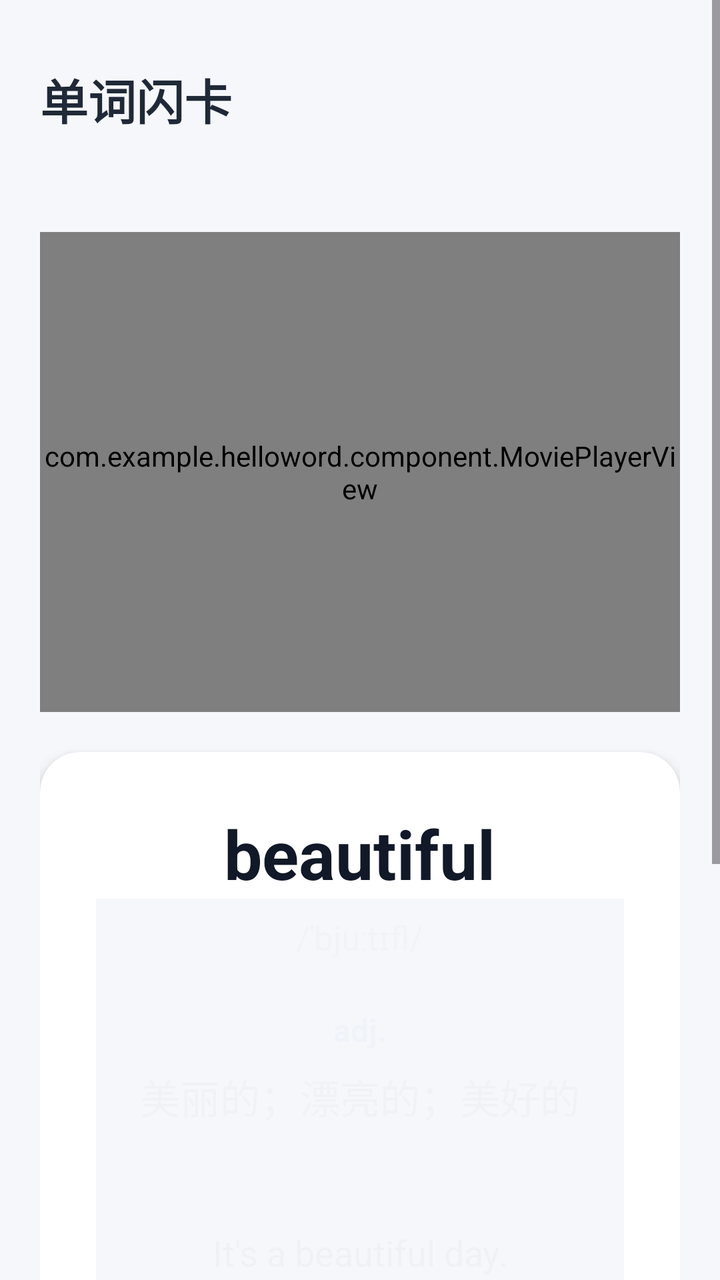
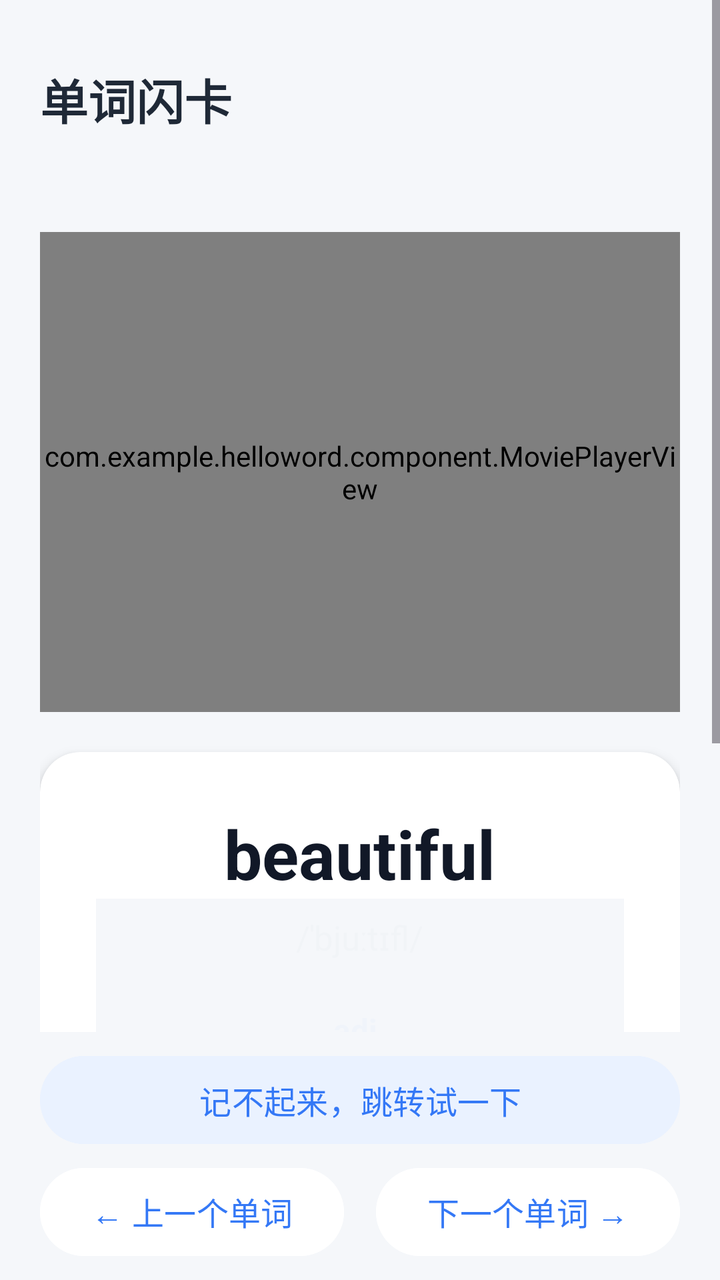

Compare the two renders of this Android layout. The source of the first and the diff that turns it into the second are given below.
<!-- AndroidManifest.xml: application theme Theme.HelloWord -->
<!-- res/layout/word_flashcard.xml -->
<?xml version="1.0" encoding="utf-8"?>
<ScrollView
    xmlns:android="http://schemas.android.com/apk/res/android"
    android:layout_width="match_parent"
    android:layout_height="match_parent"
    android:background="#F5F7FA"
    android:fillViewport="true">

    <LinearLayout
        android:layout_width="match_parent"
        android:layout_height="wrap_content"
        android:orientation="vertical"
        android:padding="20dp">

        
        
        
        <TextView
            android:layout_width="wrap_content"
            android:layout_height="wrap_content"
            android:text="单词闪卡"
            android:textSize="24sp"
            android:textStyle="bold"
            android:textColor="#1F2937"
            android:layout_marginTop="12dp"
            android:layout_marginBottom="18dp" />


        
        <TextView
            android:id="@+id/tvFlashcardProgress"
            android:layout_width="match_parent"
            android:layout_height="wrap_content"
            android:layout_marginBottom="12dp"
            android:textColor="#6B7280"
            android:textSize="14sp" />

        
        


        
        
        
        <com.example.helloword.component.MoviePlayerView
            android:id="@+id/moviePlayer"
            android:layout_width="match_parent"
            android:layout_height="240dp" />

        <LinearLayout
            android:layout_width="match_parent"
            android:layout_height="wrap_content"
            android:layout_marginTop="20dp"
            android:background="@drawable/bg_word_card"
            android:elevation="4dp"
            android:clipToOutline="true"
            android:gravity="center_horizontal"
            android:orientation="vertical"
            android:padding="28dp">

                
                <TextView
                    android:id="@+id/tvWord"
                    android:layout_width="wrap_content"
                    android:layout_height="wrap_content"
                    android:text="beautiful"
                    android:textColor="#111827"
                    android:textSize="34sp"
                    android:textStyle="bold" />

            <FrameLayout
                android:layout_width="match_parent"
                android:layout_height="wrap_content">

                <LinearLayout
                    android:id="@+id/wordCardContent"
                    android:layout_width="match_parent"
                    android:layout_height="wrap_content"
                    android:gravity="center_horizontal"
                    android:orientation="vertical">

                
                <TextView
                    android:id="@+id/tvPhonetic"
                    android:layout_width="wrap_content"
                    android:layout_height="wrap_content"
                    android:layout_marginTop="8dp"
                    android:text="/ˈbjuːtɪfl/"
                    android:textColor="#6B7280"
                    android:textSize="17sp" />

                
                <TextView
                    android:id="@+id/tvPos"
                    android:layout_width="wrap_content"
                    android:layout_height="wrap_content"
                    android:layout_marginTop="24dp"
                    android:text="adj."
                    android:textColor="#3478F6"
                    android:textSize="16sp"
                    android:textStyle="bold" />

                
                <TextView
                    android:id="@+id/tvMeaning"
                    android:layout_width="wrap_content"
                    android:layout_height="wrap_content"
                    android:layout_marginTop="8dp"
                    android:gravity="center"
                    android:text="美丽的；漂亮的；美好的"
                    android:textColor="#374151"
                    android:textSize="20sp" />

                
                <View
                    android:layout_width="match_parent"
                    android:layout_height="1dp"
                    android:layout_marginTop="28dp"
                    android:background="#E5E7EB" />

                
                <TextView
                    android:id="@+id/tvSentence"
                    android:layout_width="match_parent"
                    android:layout_height="wrap_content"
                    android:layout_marginTop="22dp"
                    android:gravity="center"
                    android:text="It's a beautiful day."
                    android:textColor="#1F2937"
                    android:textSize="18sp" />

                <TextView
                    android:id="@+id/tvSentenceMeaning"
                    android:layout_width="match_parent"
                    android:layout_height="wrap_content"
                    android:layout_marginTop="8dp"
                    android:gravity="center"
                    android:text="今天真是美好的一天。"
                    android:textColor="#9CA3AF"
                    android:textSize="15sp" />

            </LinearLayout>


            
            <View
                android:id="@+id/wordCardMask"
                android:layout_width="match_parent"
                android:layout_height="match_parent"
                android:background="#F5F7FA"
                android:alpha="0.98"
                android:clickable="true"
                android:importantForAccessibility="no"
                android:visibility="visible" />

            </FrameLayout>
        </LinearLayout>

        
        
        
        <LinearLayout
            android:layout_width="match_parent"
            android:layout_height="wrap_content"
            android:layout_marginTop="22dp"
            android:orientation="horizontal"
            android:weightSum="2">

            <Button
                android:id="@+id/btnUnknown"
                android:layout_width="0dp"
                android:layout_height="54dp"
                android:layout_marginEnd="8dp"
                android:layout_weight="1"
                android:backgroundTint="#FFF1F1"
                android:text="不认识"
                android:textColor="#E5484D"
                android:textSize="16sp" />

            <Button
                android:id="@+id/btnKnown"
                android:layout_width="0dp"
                android:layout_height="54dp"
                android:layout_marginStart="8dp"
                android:layout_weight="1"
                android:backgroundTint="#3478F6"
                android:text="认识"
                android:textColor="#FFFFFF"
                android:textSize="16sp" />

        </LinearLayout>


        <Button
            android:id="@+id/btnJumpToSentence"
            android:layout_width="match_parent"
            android:layout_height="wrap_content"
            android:minHeight="52dp"
            android:layout_marginTop="14dp"
            android:enabled="false"
            android:backgroundTint="#EAF2FF"
            android:text="记不起来，跳转试一下"
            android:textColor="#3478F6"
            android:textSize="16sp" />

        
        <LinearLayout
            android:layout_width="match_parent"
            android:layout_height="wrap_content"
            android:layout_marginTop="14dp"
            android:layout_marginBottom="24dp"
            android:orientation="horizontal">

            <Button
                android:id="@+id/btnPrevious"
                android:layout_width="0dp"
                android:layout_height="wrap_content"
                android:minHeight="52dp"
                android:layout_weight="1"
                android:layout_marginEnd="8dp"
                android:enabled="false"
                android:backgroundTint="#FFFFFF"
                android:text="← 上一个单词"
                android:textColor="#3478F6"
                android:textSize="16sp" />

            <Button
                android:id="@+id/btnNext"
                android:layout_width="0dp"
                android:layout_height="wrap_content"
                android:minHeight="52dp"
                android:layout_weight="1"
                android:layout_marginStart="8dp"
                android:backgroundTint="#FFFFFF"
                android:text="下一个单词 →"
                android:textColor="#3478F6"
                android:textSize="16sp" />

        </LinearLayout>

    </LinearLayout>

</ScrollView>
<!-- resources referenced by this layout -->
<resources>
  <!-- drawable bg_word_card (drawable) -->
  <?xml version="1.0" encoding="utf-8"?>
  <shape xmlns:android="http://schemas.android.com/apk/res/android">
  
      <solid android:color="#FFFFFF" />
  
      <corners android:radius="20dp" />
  
      <padding
          android:left="4dp"
          android:top="4dp"
          android:right="4dp"
          android:bottom="4dp" />
  
  </shape>
  <style name="Theme.HelloWord" parent="Base.Theme.HelloWord" />
  <style name="Base.Theme.HelloWord" parent="Theme.Material3.DayNight.NoActionBar">
          
          
      </style>
</resources>

<!-- the commit's change to res/layout/word_flashcard.xml (unified diff, before → after) -->
@@ -1,10 +1,17 @@
 <?xml version="1.0" encoding="utf-8"?>
-<ScrollView
+<LinearLayout
     xmlns:android="http://schemas.android.com/apk/res/android"
+    android:id="@+id/flashcardRoot"
     android:layout_width="match_parent"
     android:layout_height="match_parent"
     android:background="#F5F7FA"
-    android:fillViewport="true">
+    android:orientation="vertical">
+
+    <ScrollView
+        android:layout_width="match_parent"
+        android:layout_height="0dp"
+        android:layout_weight="1"
+        android:fillViewport="true">
 
     <LinearLayout
         android:layout_width="match_parent"
@@ -69,6 +76,10 @@
                     android:textStyle="bold" />
 
             <FrameLayout
+                android:id="@+id/wordCardRevealArea"
+                android:minHeight="48dp"
+                android:clickable="true"
+                android:focusable="true"
                 android:layout_width="match_parent"
                 android:layout_height="wrap_content">
 
@@ -112,13 +123,14 @@
                     android:textSize="20sp" />
 
                 
-                <View
-                    android:layout_width="match_parent"
-                    android:layout_height="1dp"
-                    android:layout_marginTop="28dp"
-                    android:background="#E5E7EB" />
-
-                
+                    <View
+                        android:id="@+id/sentenceDivider"
+                        android:layout_width="match_parent"
+                        android:layout_height="1dp"
+                        android:layout_marginTop="28dp"
+                        android:background="#E5E7EB" />
+
+                    
                 <TextView
                     android:id="@+id/tvSentence"
                     android:layout_width="match_parent"
@@ -139,7 +151,7 @@
                     android:textColor="#9CA3AF"
                     android:textSize="15sp" />
 
-            </LinearLayout>
+                </LinearLayout>
 
 
             
@@ -147,56 +159,45 @@
                 android:id="@+id/wordCardMask"
                 android:layout_width="match_parent"
                 android:layout_height="match_parent"
+                android:alpha="0.98"
                 android:background="#F5F7FA"
-                android:alpha="0.98"
-                android:clickable="true"
+                android:clickable="false"
                 android:importantForAccessibility="no"
                 android:visibility="visible" />
 
             </FrameLayout>
+
+            <TextView
+                android:id="@+id/tvSentenceStatus"
+                android:layout_width="match_parent"
+                android:layout_height="wrap_content"
+                android:layout_marginTop="12dp"
+                android:gravity="center"
+                android:text="暂无例句，重新上传并处理视频后可查看"
+                android:textColor="#6B7280"
+                android:textSize="14sp"
+                android:visibility="gone" />
         </LinearLayout>
 
-        
-        
-        
-        <LinearLayout
-            android:layout_width="match_parent"
-            android:layout_height="wrap_content"
-            android:layout_marginTop="22dp"
-            android:orientation="horizontal"
-            android:weightSum="2">
-
-            <Button
-                android:id="@+id/btnUnknown"
-                android:layout_width="0dp"
-                android:layout_height="54dp"
-                android:layout_marginEnd="8dp"
-                android:layout_weight="1"
-                android:backgroundTint="#FFF1F1"
-                android:text="不认识"
-                android:textColor="#E5484D"
-                android:textSize="16sp" />
-
-            <Button
-                android:id="@+id/btnKnown"
-                android:layout_width="0dp"
-                android:layout_height="54dp"
-                android:layout_marginStart="8dp"
-                android:layout_weight="1"
-                android:backgroundTint="#3478F6"
-                android:text="认识"
-                android:textColor="#FFFFFF"
-                android:textSize="16sp" />
-
-        </LinearLayout>
-
+    </LinearLayout>
+    </ScrollView>
+
+    
+    <LinearLayout
+        android:layout_width="match_parent"
+        android:layout_height="wrap_content"
+        android:orientation="vertical"
+        android:background="#F5F7FA"
+        android:paddingStart="20dp"
+        android:paddingEnd="20dp"
+        android:paddingTop="8dp"
+        android:paddingBottom="8dp">
 
         <Button
             android:id="@+id/btnJumpToSentence"
             android:layout_width="match_parent"
             android:layout_height="wrap_content"
             android:minHeight="52dp"
-            android:layout_marginTop="14dp"
             android:enabled="false"
             android:backgroundTint="#EAF2FF"
             android:text="记不起来，跳转试一下"
@@ -207,8 +208,7 @@
         <LinearLayout
             android:layout_width="match_parent"
             android:layout_height="wrap_content"
-            android:layout_marginTop="14dp"
-            android:layout_marginBottom="24dp"
+            android:layout_marginTop="4dp"
             android:orientation="horizontal">
 
             <Button
@@ -240,4 +240,4 @@
 
     </LinearLayout>
 
-</ScrollView>
+</LinearLayout>
